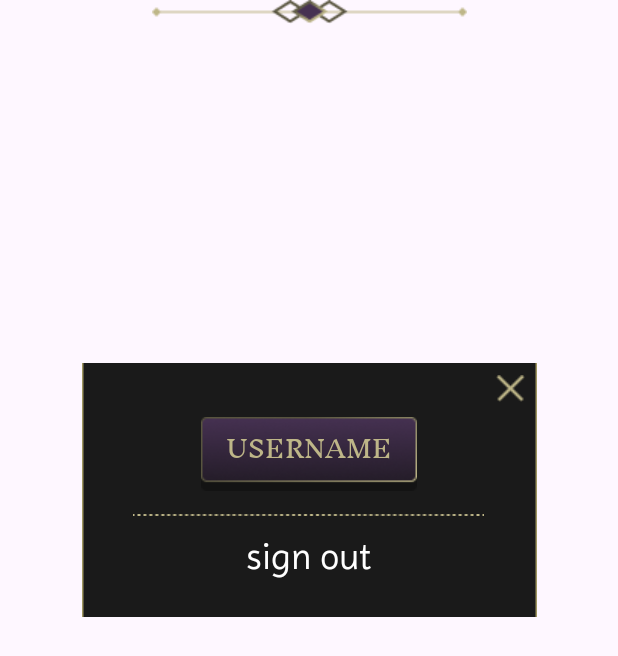
After one commit to plowsters/PocketGrimoire, an Android app: the layout fragment_account_dialog.xml on its own in the app's theme, with its tools: preview values and no code run, on a phone screen of 412 x 824 dp. The commit adds this screen. Shown: the top 656 px of the screen. Run offline under Robolectric (Android 15) with nearby library versions, the phone set to English and light mode, and no system bars.

Commit message:
Fixed AccountDialogFragment for signout functions

```diff
--- a/app/src/main/java/com/example/pocketgrimoire/fragments/AccountDialogFragment.java
+++ b/app/src/main/java/com/example/pocketgrimoire/fragments/AccountDialogFragment.java
@@ -6,6 +6,9 @@ import android.content.DialogInterface;
 import android.content.Intent;
 import android.content.SharedPreferences;
 import android.os.Bundle;
+import android.view.LayoutInflater;
+import android.view.View;
+import android.view.ViewGroup;
 
 import androidx.annotation.NonNull;
 import androidx.annotation.Nullable;
@@ -15,24 +18,40 @@ import androidx.fragment.app.DialogFragment;
 
 import com.example.pocketgrimoire.LoginActivity;
 import com.example.pocketgrimoire.R;
+import com.example.pocketgrimoire.databinding.FragmentAccountDialogBinding;
 
 public class AccountDialogFragment extends DialogFragment {
 
     public static final String LOGOUT_EXTRA = "LOGOUT_EXTRA";
+    private FragmentAccountDialogBinding binding;
 
-    @NonNull
+    @Nullable
     @Override
-    public Dialog onCreateDialog(@Nullable Bundle savedInstanceState) {
-        AlertDialog.Builder builder = new AlertDialog.Builder(getActivity());
-        builder.setTitle("Account Options")
-                .setItems(new CharSequence[]{"Logout"}, new DialogInterface.OnClickListener() {
-                    public void onClick(DialogInterface dialog, int which) {
-                        if (which == 0) {
-                            logout();
-                        }
-                    }
-                });
-        return builder.create();
+    public View onCreateView(@NonNull LayoutInflater inflater, @Nullable ViewGroup container, @Nullable Bundle savedInstanceState) {
+        // Inflate the layout using View Binding
+        binding = FragmentAccountDialogBinding.inflate(inflater, container, false);
+        return binding.getRoot();
+    }
+
+    @Override
+    public void onViewCreated(@NonNull View view, @Nullable Bundle savedInstanceState) {
+        super.onViewCreated(view, savedInstanceState);
+
+        // Set the OnClickListener for the sign out TextView
+        binding.signOutDialog.setOnClickListener(new View.OnClickListener() {
+            @Override
+            public void onClick(View v) {
+                logout();
+            }
+        });
+
+        // Add a listener to the exit button to close the dialog
+        binding.accountDialogExit.setOnClickListener(new View.OnClickListener() {
+            @Override
+            public void onClick(View v) {
+                dismiss();
+            }
+        });
     }
 
     private void logout() {
@@ -48,4 +67,11 @@ public class AccountDialogFragment extends DialogFragment {
         startActivity(intent);
         getActivity().finish();
     }
+
+    @Override
+    public void onDestroyView() {
+        super.onDestroyView();
+        // Avoid memory leaks by making the binding object null
+        binding = null;
+    }
 }
--- /dev/null
+++ b/app/src/main/res/layout/fragment_account_dialog.xml
@@ -0,0 +1,90 @@
+<?xml version="1.0" encoding="utf-8"?>
+<androidx.constraintlayout.widget.ConstraintLayout xmlns:android="http://schemas.android.com/apk/res/android"
+    xmlns:app="http://schemas.android.com/apk/res-auto"
+    xmlns:tools="http://schemas.android.com/tools"
+    android:layout_width="match_parent"
+    android:layout_height="match_parent"
+    tools:context=".fragments.AccountDialogFragment">
+
+
+    <ImageView
+        android:id="@+id/account_dialog_background"
+        android:layout_width="wrap_content"
+        android:layout_height="wrap_content"
+        android:src="@drawable/account_dialog_fragment_background"
+        app:layout_constraintBottom_toBottomOf="parent"
+        app:layout_constraintEnd_toEndOf="parent"
+        app:layout_constraintStart_toStartOf="parent"
+        app:layout_constraintTop_toTopOf="parent"
+        app:layout_constraintVertical_bias="0.37" />
+
+    <ImageView
+        android:id="@+id/account_dialog_exit"
+        android:layout_width="wrap_content"
+        android:layout_height="wrap_content"
+        android:layout_marginTop="8dp"
+        android:layout_marginEnd="8dp"
+        android:src="@drawable/account_dialog_fragment_exit_button"
+        app:layout_constraintEnd_toEndOf="@+id/account_dialog_background"
+        app:layout_constraintTop_toTopOf="@+id/account_dialog_background" />
+
+    <ImageView
+        android:id="@+id/account_dialog_username_container"
+        android:layout_width="wrap_content"
+        android:layout_height="wrap_content"
+        android:layout_marginTop="36dp"
+        android:src="@drawable/account_dialog_fragment_username_button"
+        app:layout_constraintEnd_toEndOf="@+id/account_dialog_background"
+        app:layout_constraintHorizontal_bias="0.496"
+        app:layout_constraintStart_toStartOf="@+id/account_dialog_background"
+        app:layout_constraintTop_toTopOf="@+id/account_dialog_background" />
+
+    <TextView
+        android:id="@+id/account_dialog_username"
+        android:layout_width="wrap_content"
+        android:layout_height="wrap_content"
+        android:fontFamily="@font/inknut_antiqua"
+        android:text="@string/username_all_caps"
+        android:textColor="@color/gold"
+        android:textSize="16sp"
+        app:layout_constraintBottom_toBottomOf="@+id/account_dialog_username_container"
+        app:layout_constraintEnd_toEndOf="@+id/account_dialog_username_container"
+        app:layout_constraintStart_toStartOf="@+id/account_dialog_username_container"
+        app:layout_constraintTop_toTopOf="@+id/account_dialog_username_container"
+        app:layout_constraintVertical_bias="0.0" />
+
+    <ImageView
+        android:id="@+id/dotted_line_1"
+        android:layout_width="wrap_content"
+        android:layout_height="wrap_content"
+        android:layout_marginTop="15dp"
+        android:src="@drawable/account_dialog_fragment_dotted_line_separator"
+        app:layout_constraintEnd_toEndOf="@+id/account_dialog_background"
+        app:layout_constraintHorizontal_bias="0.492"
+        app:layout_constraintStart_toStartOf="@+id/account_dialog_background"
+        app:layout_constraintTop_toBottomOf="@+id/account_dialog_username_container" />
+
+    <TextView
+        android:id="@+id/sign_out_dialog"
+        android:layout_width="wrap_content"
+        android:layout_height="wrap_content"
+        android:fontFamily="@font/imprima"
+        android:text="@string/sign_out"
+        android:textColor="@color/white"
+        android:textSize="24sp"
+        app:layout_constraintBottom_toBottomOf="@+id/account_dialog_background"
+        app:layout_constraintEnd_toEndOf="@+id/account_dialog_background"
+        app:layout_constraintHorizontal_bias="0.497"
+        app:layout_constraintStart_toStartOf="@+id/account_dialog_background"
+        app:layout_constraintTop_toBottomOf="@+id/dotted_line_1"
+        app:layout_constraintVertical_bias="0.300" />
+
+    <ImageView
+        android:id="@+id/account_dialog_line_decorator"
+        android:layout_width="wrap_content"
+        android:layout_height="wrap_content"
+        android:src="@drawable/line_decorator"
+        app:layout_constraintEnd_toEndOf="@+id/account_dialog_background"
+        app:layout_constraintStart_toStartOf="@+id/account_dialog_background"
+        tools:layout_editor_absoluteY="259dp" />
+</androidx.constraintlayout.widget.ConstraintLayout>
--- a/app/src/main/res/values/strings.xml
+++ b/app/src/main/res/values/strings.xml
@@ -24,4 +24,7 @@
     <string name="fragment_user_type_selection">fragment_user_type_selection</string>
     <string name="preference_file_key">com.example.pocketgrimoire.PREFERENCE_FILE_KEY</string>
     <string name="preference_user_id_key">com.example.pocketgrimoire.USER_ID_KEY</string>
+    <!-- TODO: Remove or change this placeholder text -->
+    <string name="hello_blank_fragment">Hello blank fragment</string>
+    <string name="sign_out">sign out</string>
 </resources>
```
Also changed, not shown: app/src/main/res/drawable-mdpi/line_decorator.png, app/src/main/res/drawable/account_dialog_fragment_background.png (added), app/src/main/res/drawable/account_dialog_fragment_dotted_line_separator.png (added), app/src/main/res/drawable/account_dialog_fragment_exit_button.png (added), app/src/main/res/drawable/account_dialog_fragment_username_button.png (added), app/src/main/res/drawable/line_decorator.png.
